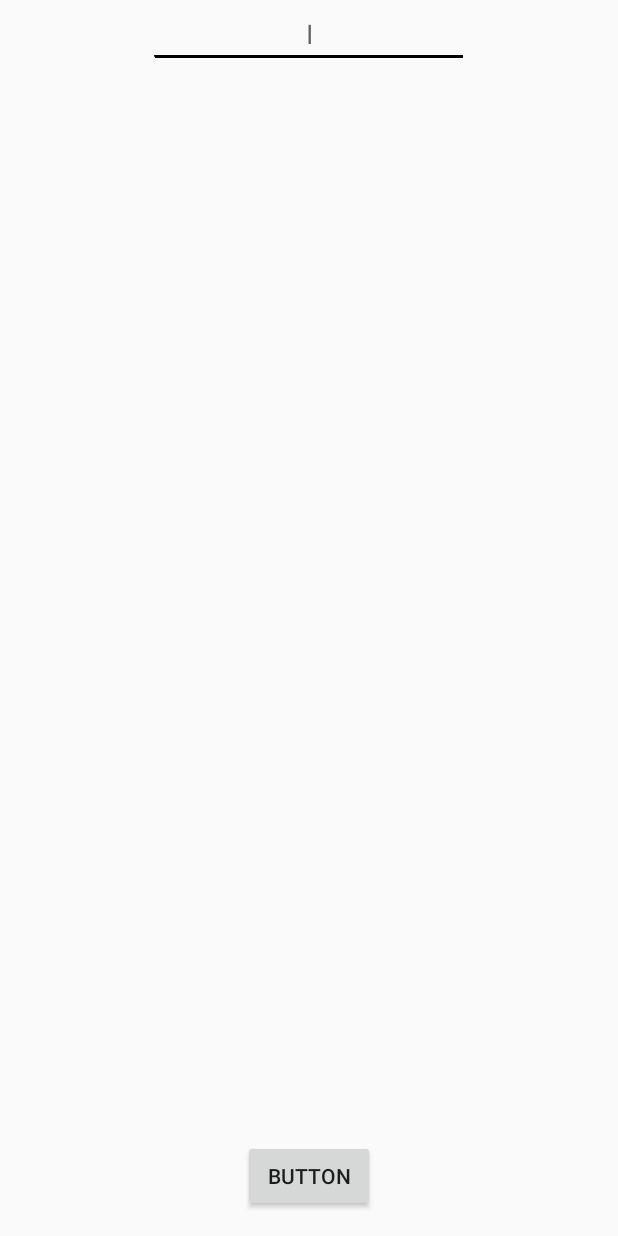
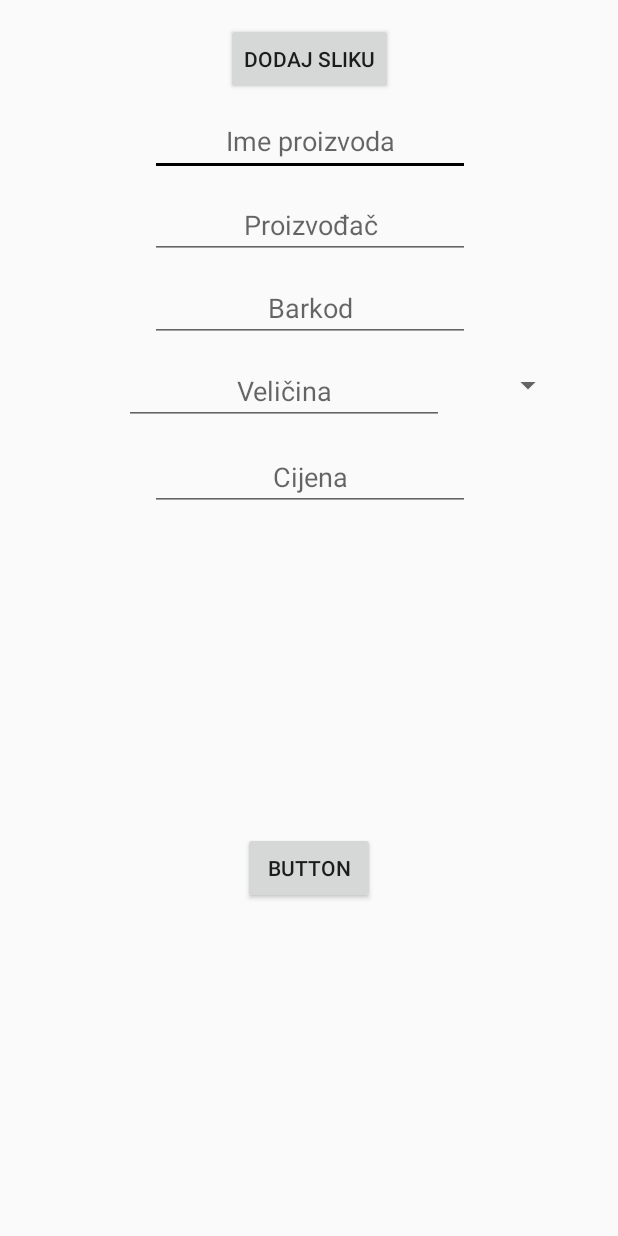
Before and after one commit to antunmod/PriceTag, an Android app: the layout fragment_add_product.xml on its own in the app's theme, with its tools: preview values and no code run, on a phone screen of 412 x 824 dp. Run offline under Robolectric (Android 15) with nearby library versions, the phone set to English and light mode, and no system bars.

```diff
--- a/Frontend/PriceTag/app/src/main/res/layout/fragment_add_product.xml
+++ b/Frontend/PriceTag/app/src/main/res/layout/fragment_add_product.xml
@@ -1,3 +1,4 @@
+
 <android.support.constraint.ConstraintLayout xmlns:android="http://schemas.android.com/apk/res/android"
     xmlns:tools="http://schemas.android.com/tools"
     xmlns:app="http://schemas.android.com/apk/res-auto"
@@ -8,80 +9,104 @@
     <EditText
         android:id="@+id/editText4"
         android:layout_width="wrap_content"
-        android:layout_height="wrap_content"
+        android:layout_height="46dp"
+        android:layout_marginTop="8dp"
         android:ems="10"
-        android:hint="I"
+        android:hint="Ime proizvoda"
         android:inputType="textPersonName"
         android:textAlignment="center"
+        app:layout_constraintHorizontal_bias="0.502"
         app:layout_constraintLeft_toLeftOf="parent"
         app:layout_constraintRight_toRightOf="parent"
-        tools:layout_editor_absoluteY="42dp" />
+        app:layout_constraintTop_toBottomOf="@+id/button4" />
 
     <EditText
         android:id="@+id/editText5"
         android:layout_width="wrap_content"
         android:layout_height="wrap_content"
+        android:layout_marginTop="10dp"
         android:ems="10"
+        android:hint="Proizvođač"
         android:inputType="textPersonName"
         android:textAlignment="center"
+        app:layout_constraintHorizontal_bias="0.502"
         app:layout_constraintLeft_toLeftOf="parent"
         app:layout_constraintRight_toRightOf="parent"
-        tools:layout_editor_absoluteY="134dp" />
+        app:layout_constraintTop_toBottomOf="@+id/editText4" />
 
     <EditText
         android:id="@+id/editText6"
         android:layout_width="wrap_content"
         android:layout_height="wrap_content"
+        android:layout_marginTop="10dp"
         android:ems="10"
+        android:hint="Barkod"
         android:inputType="textPersonName"
         android:textAlignment="center"
+        app:layout_constraintHorizontal_bias="0.502"
         app:layout_constraintLeft_toLeftOf="parent"
         app:layout_constraintRight_toRightOf="parent"
-        tools:layout_editor_absoluteY="233dp" />
+        app:layout_constraintTop_toBottomOf="@+id/editText5" />
 
     <EditText
         android:id="@+id/editText7"
         android:layout_width="wrap_content"
         android:layout_height="wrap_content"
+        android:layout_marginEnd="32dp"
+        android:layout_marginTop="10dp"
         android:ems="10"
+        android:hint="Veličina"
         android:inputType="textPersonName"
         android:textAlignment="center"
+        app:layout_constraintEnd_toStartOf="@+id/spinner"
         app:layout_constraintLeft_toLeftOf="parent"
-        app:layout_constraintRight_toRightOf="parent"
-        tools:layout_editor_absoluteY="316dp" />
+        app:layout_constraintTop_toBottomOf="@+id/editText6" />
 
     <EditText
         android:id="@+id/editText8"
         android:layout_width="wrap_content"
         android:layout_height="wrap_content"
+        android:layout_marginTop="12dp"
         android:ems="10"
+        android:hint="Cijena"
         android:inputType="textPersonName"
         android:textAlignment="center"
-        app:layout_constraintHorizontal_bias="0.497"
+        app:layout_constraintHorizontal_bias="0.502"
         app:layout_constraintLeft_toLeftOf="parent"
         app:layout_constraintRight_toRightOf="parent"
-        tools:layout_editor_absoluteY="384dp" />
-
-    <EditText
-        android:id="@+id/editText_enter_barcode"
-        android:layout_width="wrap_content"
-        android:layout_height="wrap_content"
-        android:ems="10"
-        android:inputType="textPersonName"
-        android:textAlignment="center"
-        app:layout_constraintHorizontal_bias="0.497"
-        app:layout_constraintLeft_toLeftOf="parent"
-        app:layout_constraintRight_toRightOf="parent"
-        tools:layout_editor_absoluteY="474dp" />
+        app:layout_constraintTop_toBottomOf="@+id/editText7" />
 
     <Button
         android:id="@+id/button3"
         android:layout_width="wrap_content"
         android:layout_height="wrap_content"
         android:layout_marginBottom="16dp"
+        android:layout_marginTop="8dp"
         android:text="Button"
         app:layout_constraintBottom_toBottomOf="parent"
         app:layout_constraintLeft_toLeftOf="parent"
-        app:layout_constraintRight_toRightOf="parent" />
+        app:layout_constraintRight_toRightOf="parent"
+        app:layout_constraintTop_toBottomOf="@+id/editText8" />
+
+    <Spinner
+        android:id="@+id/spinner"
+        android:layout_width="wrap_content"
+        android:layout_height="41dp"
+        android:layout_marginRight="36dp"
+        android:layout_marginTop="8dp"
+        app:layout_constraintRight_toRightOf="parent"
+        app:layout_constraintTop_toBottomOf="@+id/editText6" />
+
+    <Button
+        android:id="@+id/button4"
+        android:layout_width="wrap_content"
+        android:layout_height="wrap_content"
+        android:layout_marginEnd="8dp"
+        android:layout_marginStart="8dp"
+        android:layout_marginTop="15dp"
+        android:text="Dodaj sliku"
+        app:layout_constraintEnd_toEndOf="parent"
+        app:layout_constraintStart_toStartOf="parent"
+        app:layout_constraintTop_toTopOf="parent" />
 
 </android.support.constraint.ConstraintLayout>
```
Also changed, not shown: Frontend/PriceTag/app/src/main/java/antunmod/projects/pricetag/FindProductForBarcodeFragment.java (+19 -2 lines), Frontend/PriceTag/app/src/main/java/antunmod/projects/pricetag/HomeActivity.java (+22 -3 lines).
